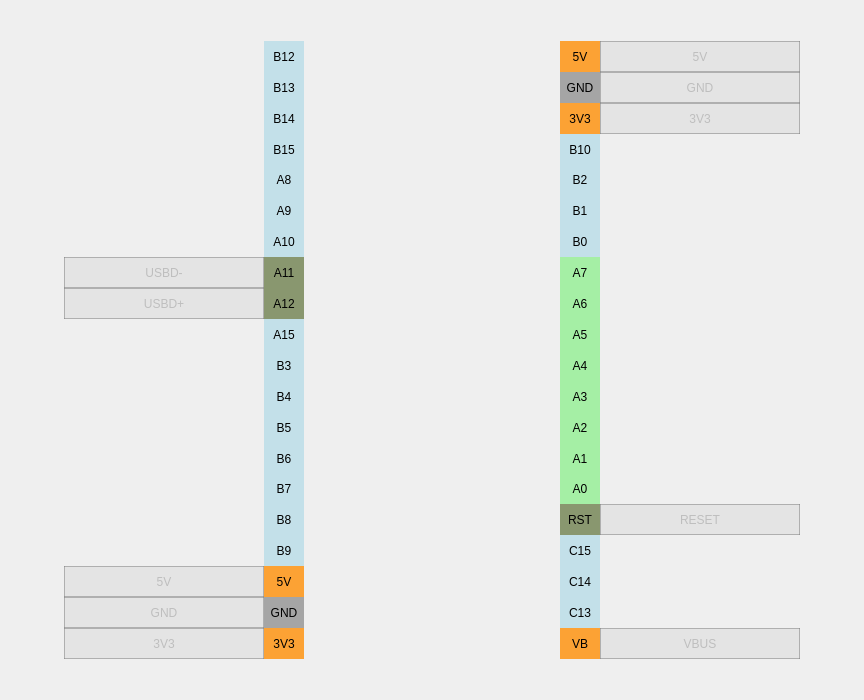
Before: the Qt Designer form src/widgets/pins/pinsblackpill.ui in anpeaco/FreeJoyXConfiguratorQt, drawn with Qt 5.
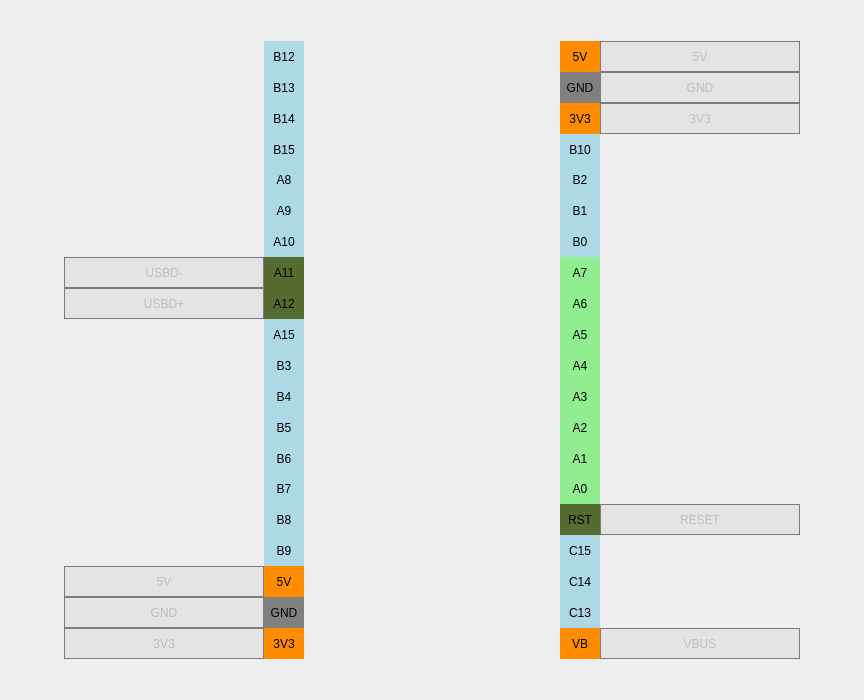
After: the same form once the commit is applied. Icons and pictures are not drawn.

Commit message:
ui(pins): make board pinout pads opaque so labels stay legible on dark theme (A4)
The flanking pin-name pads were 67%-translucent (alpha 130-200), so on the dark theme they blended into the panel and the black pad text lost contrast. Bumped the category-pad fills to opaque (alpha 255) across BluePill/BlackPill/ContrLite, preserving the hues. The faint alpha-20 'unused/unbonded' pads are deliberately left faint (de-emphasised). Pads sit in columns beside the board render image (not over it), so opacity doesn't hide the photo.

What changed in the file:
```diff
--- a/src/widgets/pins/pinsblackpill.ui
+++ b/src/widgets/pins/pinsblackpill.ui
@@ -53,7 +53,7 @@
      <item row="3" column="1">
       <widget class="QLabel" name="text_B15">
        <property name="styleSheet">
-        <string notr="true">background-color: rgba(173, 216, 230, 170);
+        <string notr="true">background-color: rgba(173, 216, 230, 255);
 color: rgb(0, 0, 0);</string>
        </property>
        <property name="text">
@@ -70,7 +70,7 @@
      <item row="4" column="1">
       <widget class="QLabel" name="text_A8">
        <property name="styleSheet">
-        <string notr="true">background-color: rgba(173, 216, 230, 170);
+        <string notr="true">background-color: rgba(173, 216, 230, 255);
 color: rgb(0, 0, 0);</string>
        </property>
        <property name="text">
@@ -87,7 +87,7 @@
      <item row="10" column="1">
       <widget class="QLabel" name="text_B3">
        <property name="styleSheet">
-        <string notr="true">background-color: rgba(173, 216, 230, 170);
+        <string notr="true">background-color: rgba(173, 216, 230, 255);
 color: rgb(0, 0, 0);</string>
        </property>
        <property name="text">
@@ -104,7 +104,7 @@
      <item row="5" column="1">
       <widget class="QLabel" name="text_A9">
        <property name="styleSheet">
-        <string notr="true">background-color: rgba(173, 216, 230, 170);
+        <string notr="true">background-color: rgba(173, 216, 230, 255);
 color: rgb(0, 0, 0);</string>
        </property>
        <property name="text">
@@ -121,7 +121,7 @@
      <item row="13" column="1">
       <widget class="QLabel" name="text_B6">
        <property name="styleSheet">
-        <string notr="true">background-color: rgba(173, 216, 230, 170);
+        <string notr="true">background-color: rgba(173, 216, 230, 255);
 color: rgb(0, 0, 0);</string>
        </property>
        <property name="text">
@@ -138,7 +138,7 @@
      <item row="14" column="1">
       <widget class="QLabel" name="text_B7">
        <property name="styleSheet">
-        <string notr="true">background-color: rgba(173, 216, 230, 170);
+        <string notr="true">background-color: rgba(173, 216, 230, 255);
 color: rgb(0, 0, 0);</string>
        </property>
        <property name="text">
@@ -155,7 +155,7 @@
      <item row="19" column="1">
       <widget class="QLabel" name="text_33V_2">
        <property name="styleSheet">
-        <string notr="true">background-color: rgba(255, 140, 0, 200);
+        <string notr="true">background-color: rgba(255, 140, 0, 255);
 color: rgb(0, 0, 0);</string>
        </property>
        <property name="text">
@@ -172,7 +172,7 @@
      <item row="2" column="1">
       <widget class="QLabel" name="text_B14">
        <property name="styleSheet">
-        <string notr="true">background-color: rgba(173, 216, 230, 170);
+        <string notr="true">background-color: rgba(173, 216, 230, 255);
 color: rgb(0, 0, 0);</string>
        </property>
        <property name="text">
@@ -189,7 +189,7 @@
      <item row="15" column="1">
       <widget class="QLabel" name="text_B8">
        <property name="styleSheet">
-        <string notr="true">background-color: rgba(173, 216, 230, 170);
+        <string notr="true">background-color: rgba(173, 216, 230, 255);
 color: rgb(0, 0, 0);</string>
        </property>
        <property name="text">
@@ -206,7 +206,7 @@
      <item row="7" column="1">
       <widget class="QLabel" name="text_A11_2">
        <property name="styleSheet">
-        <string notr="true">background-color: rgba(85, 107, 47, 170);
+        <string notr="true">background-color: rgba(85, 107, 47, 255);
 color: rgb(0, 0, 0);</string>
        </property>
        <property name="text">
@@ -223,7 +223,7 @@
      <item row="11" column="1">
       <widget class="QLabel" name="text_B4">
        <property name="styleSheet">
-        <string notr="true">background-color: rgba(173, 216, 230, 170);
+        <string notr="true">background-color: rgba(173, 216, 230, 255);
 color: rgb(0, 0, 0);</string>
        </property>
        <property name="text">
@@ -240,7 +240,7 @@
      <item row="0" column="1">
       <widget class="QLabel" name="text_B12">
        <property name="styleSheet">
-        <string notr="true">background-color: rgba(173, 216, 230, 170);
+        <string notr="true">background-color: rgba(173, 216, 230, 255);
 color: rgb(0, 0, 0);</string>
        </property>
        <property name="text">
@@ -257,7 +257,7 @@
      <item row="12" column="1">
       <widget class="QLabel" name="text_B5">
        <property name="styleSheet">
-        <string notr="true">background-color: rgba(173, 216, 230, 170);
+        <string notr="true">background-color: rgba(173, 216, 230, 255);
 color: rgb(0, 0, 0);</string>
        </property>
        <property name="text">
@@ -274,7 +274,7 @@
      <item row="16" column="1">
       <widget class="QLabel" name="text_B9">
        <property name="styleSheet">
-        <string notr="true">background-color: rgba(173, 216, 230, 170);
+        <string notr="true">background-color: rgba(173, 216, 230, 255);
 color: rgb(0, 0, 0);</string>
        </property>
        <property name="text">
@@ -291,7 +291,7 @@
      <item row="8" column="1">
       <widget class="QLabel" name="text_A12_2">
        <property name="styleSheet">
-        <string notr="true">background-color: rgba(85, 107, 47, 170);
+        <string notr="true">background-color: rgba(85, 107, 47, 255);
 color: rgb(0, 0, 0);</string>
        </property>
        <property name="text">
@@ -308,7 +308,7 @@
      <item row="17" column="1">
       <widget class="QLabel" name="text_5V_2">
        <property name="styleSheet">
-        <string notr="true">background-color: rgba(255, 140, 0, 200);
+        <string notr="true">background-color: rgba(255, 140, 0, 255);
 color: rgb(0, 0, 0);</string>
        </property>
        <property name="text">
@@ -325,7 +325,7 @@
      <item row="9" column="1">
       <widget class="QLabel" name="text_A15">
        <property name="styleSheet">
-        <string notr="true">background-color: rgba(173, 216, 230, 170);
+        <string notr="true">background-color: rgba(173, 216, 230, 255);
 color: rgb(0, 0, 0);</string>
        </property>
        <property name="text">
@@ -342,7 +342,7 @@
      <item row="18" column="1">
       <widget class="QLabel" name="text_GND_2">
        <property name="styleSheet">
-        <string notr="true">background-color: rgba(128, 128, 128, 170);
+        <string notr="true">background-color: rgba(128, 128, 128, 255);
 color: rgb(0, 0, 0);</string>
        </property>
        <property name="text">
@@ -359,7 +359,7 @@
      <item row="1" column="1">
       <widget class="QLabel" name="text_B13">
        <property name="styleSheet">
-        <string notr="true">background-color: rgba(173, 216, 230, 170);
+        <string notr="true">background-color: rgba(173, 216, 230, 255);
 color: rgb(0, 0, 0);</string>
        </property>
        <property name="text">
@@ -376,7 +376,7 @@
      <item row="6" column="1">
       <widget class="QLabel" name="text_A10">
        <property name="styleSheet">
-        <string notr="true">background-color: rgba(173, 216, 230, 170);
+        <string notr="true">background-color: rgba(173, 216, 230, 255);
 color: rgb(0, 0, 0);</string>
        </property>
        <property name="text">
@@ -397,7 +397,7 @@
        </property>
        <property name="styleSheet">
         <string notr="true">border: 1px solid;
-border-color: rgba(124, 124, 124, 130);
+border-color: rgba(124, 124, 124, 255);
 background-color: rgba(105, 105, 105, 20);</string>
        </property>
        <property name="frameShape">
@@ -418,7 +418,7 @@
        </property>
        <property name="styleSheet">
         <string notr="true">border: 1px solid;
-border-color: rgba(124, 124, 124, 130);
+border-color: rgba(124, 124, 124, 255);
 background-color: rgba(105, 105, 105, 20);</string>
        </property>
        <property name="frameShape">
@@ -439,7 +439,7 @@
        </property>
        <property name="styleSheet">
         <string notr="true">border: 1px solid;
-border-color: rgba(124, 124, 124, 130);
+border-color: rgba(124, 124, 124, 255);
 background-color: rgba(105, 105, 105, 20);</string>
        </property>
        <property name="frameShape">
@@ -460,7 +460,7 @@
        </property>
        <property name="styleSheet">
         <string notr="true">border: 1px solid;
-border-color: rgba(124, 124, 124, 130);
+border-color: rgba(124, 124, 124, 255);
 background-color: rgba(105, 105, 105, 20);</string>
        </property>
        <property name="frameShape">
@@ -481,7 +481,7 @@
        </property>
        <property name="styleSheet">
         <string notr="true">border: 1px solid;
-border-color: rgba(124, 124, 124, 130);
+border-color: rgba(124, 124, 124, 255);
 background-color: rgba(105, 105, 105, 20);</string>
        </property>
        <property name="frameShape">
@@ -508,7 +508,7 @@
      <item row="14" column="0">
       <widget class="QLabel" name="text_A0">
        <property name="styleSheet">
-        <string notr="true">background-color: rgba(144, 238, 144, 200);
+        <string notr="true">background-color: rgba(144, 238, 144, 255);
 color: rgb(0, 0, 0);</string>
        </property>
        <property name="text">
@@ -525,7 +525,7 @@
      <item row="9" column="0">
       <widget class="QLabel" name="text_A5">
        <property name="styleSheet">
-        <string notr="true">background-color: rgba(144, 238, 144, 200);
+        <string notr="true">background-color: rgba(144, 238, 144, 255);
 color: rgb(0, 0, 0);</string>
        </property>
        <property name="text">
@@ -542,7 +542,7 @@
      <item row="3" column="0">
       <widget class="QLabel" name="text_B10">
        <property name="styleSheet">
-        <string notr="true">background-color: rgba(173, 216, 230, 170);
+        <string notr="true">background-color: rgba(173, 216, 230, 255);
 color: rgb(0, 0, 0);</string>
        </property>
        <property name="text">
@@ -559,7 +559,7 @@
      <item row="18" column="0">
       <widget class="QLabel" name="text_C13">
        <property name="styleSheet">
-        <string notr="true">background-color: rgba(173, 216, 230, 170);
+        <string notr="true">background-color: rgba(173, 216, 230, 255);
 color: rgb(0, 0, 0);</string>
        </property>
        <property name="text">
@@ -576,7 +576,7 @@
      <item row="1" column="0">
       <widget class="QLabel" name="text_GND_3">
        <property name="styleSheet">
-        <string notr="true">background-color: rgba(128, 128, 128, 170);
+        <string notr="true">background-color: rgba(128, 128, 128, 255);
 color: rgb(0, 0, 0);</string>
        </property>
        <property name="text">
@@ -593,7 +593,7 @@
      <item row="2" column="0">
       <widget class="QLabel" name="text_33V_3">
        <property name="styleSheet">
-        <string notr="true">background-color: rgba(255, 140, 0, 200);
+        <string notr="true">background-color: rgba(255, 140, 0, 255);
 color: rgb(0, 0, 0);</string>
        </property>
        <property name="text">
@@ -631,7 +631,7 @@
         </size>
        </property>
        <property name="styleSheet">
-        <string notr="true">background-color: rgba(255, 140, 0, 200);
+        <string notr="true">background-color: rgba(255, 140, 0, 255);
 color: rgb(0, 0, 0);</string>
        </property>
        <property name="text">
@@ -648,7 +648,7 @@
      <item row="10" column="0">
       <widget class="QLabel" name="text_A4">
        <property name="styleSheet">
-        <string notr="true">background-color: rgba(144, 238, 144, 200);
+        <string notr="true">background-color: rgba(144, 238, 144, 255);
 color: rgb(0, 0, 0);</string>
        </property>
        <property name="text">
@@ -665,7 +665,7 @@
      <item row="19" column="0">
       <widget class="QLabel" name="text_VB">
        <property name="styleSheet">
-        <string notr="true">background-color: rgba(255, 140, 0, 200);
+        <string notr="true">background-color: rgba(255, 140, 0, 255);
 color: rgb(0, 0, 0);</string>
        </property>
        <property name="text">
@@ -682,7 +682,7 @@
      <item row="8" column="0">
       <widget class="QLabel" name="text_A6">
        <property name="styleSheet">
-        <string notr="true">background-color: rgba(144, 238, 144, 200);
+        <string notr="true">background-color: rgba(144, 238, 144, 255);
 color: rgb(0, 0, 0);</string>
        </property>
        <property name="text">
@@ -699,7 +699,7 @@
      <item row="7" column="0">
       <widget class="QLabel" name="text_A7">
        <property name="styleSheet">
-        <string notr="true">background-color: rgba(144, 238, 144, 200);
+        <string notr="true">background-color: rgba(144, 238, 144, 255);
 color: rgb(0, 0, 0);</string>
        </property>
        <property name="text">
@@ -716,7 +716,7 @@
      <item row="15" column="0">
       <widget class="QLabel" name="text_RST">
        <property name="styleSheet">
-        <string notr="true">background-color: rgba(85, 107, 47, 170);
+        <string notr="true">background-color: rgba(85, 107, 47, 255);
 color: rgb(0, 0, 0);</string>
        </property>
        <property name="text">
@@ -733,7 +733,7 @@
      <item row="13" column="0">
       <widget class="QLabel" name="text_A1">
        <property name="styleSheet">
-        <string notr="true">background-color: rgba(144, 238, 144, 200);
+        <string notr="true">background-color: rgba(144, 238, 144, 255);
 color: rgb(0, 0, 0);</string>
        </property>
        <property name="text">
@@ -750,7 +750,7 @@
      <item row="16" column="0">
       <widget class="QLabel" name="text_C15">
        <property name="styleSheet">
-        <string notr="true">background-color: rgba(173, 216, 230, 170);
+        <string notr="true">background-color: rgba(173, 216, 230, 255);
 color: rgb(0, 0, 0);</string>
        </property>
        <property name="text">
@@ -767,7 +767,7 @@
      <item row="5" column="0">
       <widget class="QLabel" name="text_B1">
        <property name="styleSheet">
-        <string notr="true">background-color: rgba(173, 216, 230, 170);
+        <string notr="true">background-color: rgba(173, 216, 230, 255);
 color: rgb(0, 0, 0);</string>
        </property>
        <property name="text">
@@ -784,7 +784,7 @@
      <item row="11" column="0">
       <widget class="QLabel" name="text_A3">
        <property name="styleSheet">
-        <string notr="true">background-color: rgba(144, 238, 144, 200);
+        <string notr="true">background-color: rgba(144, 238, 144, 255);
 color: rgb(0, 0, 0);</string>
        </property>
        <property name="text">
@@ -801,7 +801,7 @@
      <item row="4" column="0">
       <widget class="QLabel" name="text_B2">
        <property name="styleSheet">
-        <string notr="true">background-color: rgba(173, 216, 230, 170);
+        <string notr="true">background-color: rgba(173, 216, 230, 255);
 color: rgb(0, 0, 0);</string>
        </property>
        <property name="text">
@@ -818,7 +818,7 @@
      <item row="17" column="0">
       <widget class="QLabel" name="text_C14">
        <property name="styleSheet">
-        <string notr="true">background-color: rgba(173, 216, 230, 170);
+        <string notr="true">background-color: rgba(173, 216, 230, 255);
 color: rgb(0, 0, 0);</string>
        </property>
        <property name="text">
@@ -835,7 +835,7 @@
      <item row="12" column="0">
       <widget class="QLabel" name="text_A2">
        <property name="styleSheet">
-        <string notr="true">background-color: rgba(144, 238, 144, 200);
+        <string notr="true">background-color: rgba(144, 238, 144, 255);
 color: rgb(0, 0, 0);</string>
        </property>
        <property name="text">
@@ -852,7 +852,7 @@
      <item row="6" column="0">
       <widget class="QLabel" name="text_B0">
        <property name="styleSheet">
-        <string notr="true">background-color: rgba(173, 216, 230, 170);
+        <string notr="true">background-color: rgba(173, 216, 230, 255);
 color: rgb(0, 0, 0);</string>
        </property>
        <property name="text">
@@ -873,7 +873,7 @@
        </property>
        <property name="styleSheet">
         <string notr="true">border: 1px solid;
-border-color: rgba(124, 124, 124, 130);
+border-color: rgba(124, 124, 124, 255);
 background-color: rgba(105, 105, 105, 20);</string>
        </property>
        <property name="frameShape">
@@ -894,7 +894,7 @@
        </property>
        <property name="styleSheet">
         <string notr="true">border: 1px solid;
-border-color: rgba(124, 124, 124, 130);
+border-color: rgba(124, 124, 124, 255);
 background-color: rgba(105, 105, 105, 20);</string>
        </property>
        <property name="frameShape">
@@ -915,7 +915,7 @@
        </property>
        <property name="styleSheet">
         <string notr="true">border: 1px solid;
-border-color: rgba(124, 124, 124, 130);
+border-color: rgba(124, 124, 124, 255);
 background-color: rgba(105, 105, 105, 20);</string>
        </property>
        <property name="frameShape">
@@ -936,7 +936,7 @@
        </property>
        <property name="styleSheet">
         <string notr="true">border: 1px solid;
-border-color: rgba(124, 124, 124, 130);
+border-color: rgba(124, 124, 124, 255);
 background-color: rgba(105, 105, 105, 20);</string>
        </property>
        <property name="frameShape">
@@ -957,7 +957,7 @@
        </property>
        <property name="styleSheet">
         <string notr="true">border: 1px solid;
-border-color: rgba(124, 124, 124, 130);
+border-color: rgba(124, 124, 124, 255);
 background-color: rgba(105, 105, 105, 20);</string>
        </property>
        <property name="frameShape">
```
The commit also changes 2 other files.
